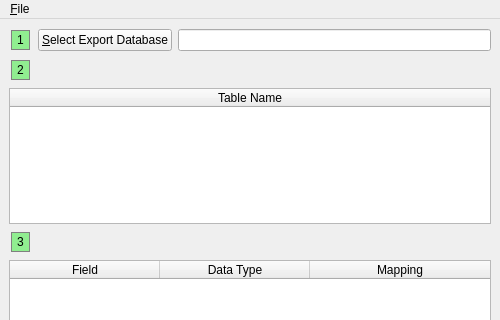
Old version of the form UI/pandamonium_export_definition.ui in the repository nurfalie/pandamonium; both pictures show x 0 to 500 and y 0 to 320 of the 500 by 500 pixel window.
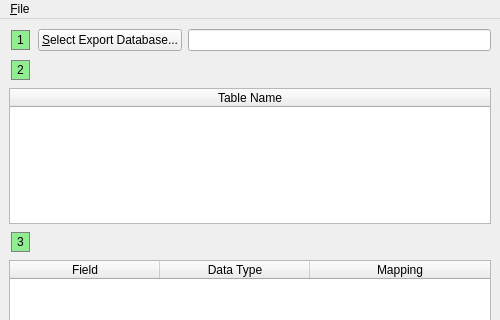
New version of the form. Icons and pictures are not drawn.

Patch:
```diff
--- a/UI/pandamonium_export_definition.ui
+++ b/UI/pandamonium_export_definition.ui
@@ -39,7 +39,7 @@
       <item>
        <widget class="QPushButton" name="select">
         <property name="text">
-         <string>&amp;Select Export Database</string>
+         <string>&amp;Select Export Database...</string>
         </property>
        </widget>
       </item>
```
